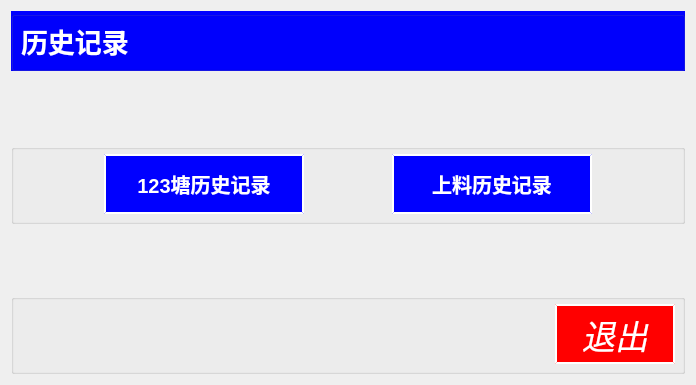
Before: the Qt Designer form chengyi_Qt4linux/form_history.ui in wsh01/batch-feeder, drawn with Qt 5.
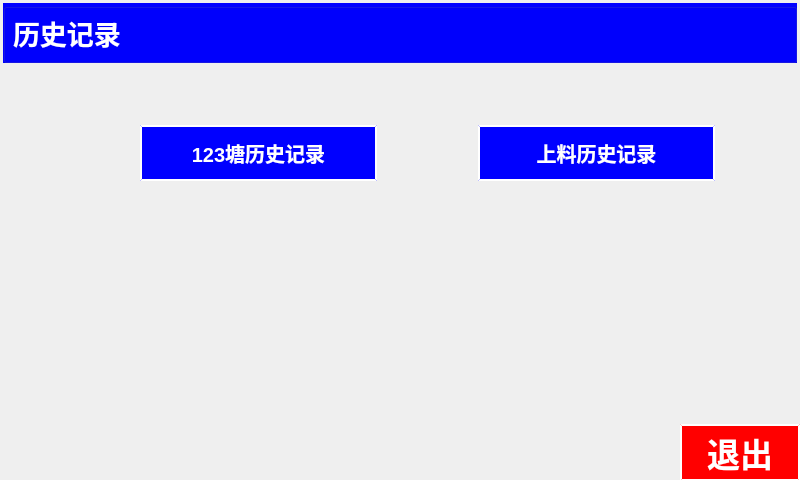
After: the same form once the commit is applied. Custom widgets are drawn as their Qt base class.

```diff
--- a/chengyi_Qt4linux/form_history.ui
+++ b/chengyi_Qt4linux/form_history.ui
@@ -6,8 +6,8 @@
    <rect>
     <x>0</x>
     <y>0</y>
-    <width>696</width>
-    <height>385</height>
+    <width>800</width>
+    <height>480</height>
    </rect>
   </property>
   <property name="font">
@@ -22,9 +22,15 @@
   <property name="styleSheet">
    <string notr="true"/>
   </property>
-  <layout class="QGridLayout" name="gridLayout_4">
-   <item row="0" column="0">
     <widget class="QGroupBox" name="groupBox">
+   <property name="geometry">
+    <rect>
+     <x>3</x>
+     <y>3</y>
+     <width>794</width>
+     <height>60</height>
+    </rect>
+   </property>
      <property name="styleSheet">
       <string notr="true">QGroupBox{ background-color:rgb(0, 0, 255);} 
 QGroupBox{ margin-top:0px;}
@@ -85,198 +91,33 @@
       </item>
      </layout>
     </widget>
-   </item>
-   <item row="1" column="0">
-    <spacer name="verticalSpacer">
-     <property name="orientation">
-      <enum>Qt::Vertical</enum>
-     </property>
-     <property name="sizeHint" stdset="0">
-      <size>
-       <width>20</width>
-       <height>68</height>
-      </size>
-     </property>
-    </spacer>
-   </item>
-   <item row="2" column="0">
-    <widget class="QGroupBox" name="groupBox_2">
-     <property name="styleSheet">
-      <string notr="true">QGroupBox{ margin-top:0px;}
-QGroupBox:title {margin-top: 0px;}</string>
-     </property>
-     <property name="title">
-      <string/>
-     </property>
-     <layout class="QGridLayout" name="gridLayout_2">
-      <item row="0" column="0">
-       <spacer name="horizontalSpacer_4">
-        <property name="orientation">
-         <enum>Qt::Horizontal</enum>
-        </property>
-        <property name="sizeHint" stdset="0">
-         <size>
-          <width>111</width>
-          <height>20</height>
-         </size>
-        </property>
-       </spacer>
-      </item>
-      <item row="0" column="1">
-       <widget class="QPushButton" name="btn_History2">
-        <property name="minimumSize">
-         <size>
-          <width>200</width>
-          <height>60</height>
-         </size>
-        </property>
-        <property name="maximumSize">
-         <size>
-          <width>200</width>
-          <height>60</height>
-         </size>
-        </property>
-        <property name="font">
-         <font>
-          <pointsize>15</pointsize>
-          <weight>75</weight>
-          <italic>false</italic>
-          <bold>true</bold>
-         </font>
-        </property>
-        <property name="styleSheet">
-         <string notr="true">QPushButton { background-color:rgb(0, 0, 255);} 
-QPushButton:hover { background-color: rgb(100, 0, 255); }
-QPushButton {color:rgb(255, 255, 255);
-                             border-style: outset;
-                           	border-width: 2px;
-	                         border-color: white;}
-</string>
-        </property>
-        <property name="text">
-         <string>123塘历史记录</string>
-        </property>
-       </widget>
-      </item>
-      <item row="0" column="2">
-       <spacer name="horizontalSpacer_3">
-        <property name="orientation">
-         <enum>Qt::Horizontal</enum>
-        </property>
-        <property name="sizeHint" stdset="0">
-         <size>
-          <width>111</width>
-          <height>20</height>
-         </size>
-        </property>
-       </spacer>
-      </item>
-      <item row="0" column="3">
-       <widget class="QPushButton" name="btn_History3">
-        <property name="minimumSize">
-         <size>
-          <width>200</width>
-          <height>60</height>
-         </size>
-        </property>
-        <property name="maximumSize">
-         <size>
-          <width>200</width>
-          <height>60</height>
-         </size>
-        </property>
-        <property name="font">
-         <font>
-          <pointsize>15</pointsize>
-          <weight>75</weight>
-          <italic>false</italic>
-          <bold>true</bold>
-         </font>
-        </property>
-        <property name="styleSheet">
-         <string notr="true">QPushButton { background-color:rgb(0, 0, 255);} 
-QPushButton:hover { background-color: rgb(100, 0, 255); }
-QPushButton {color:rgb(255, 255, 255);
-                             border-style: outset;
-                           	border-width: 2px;
-	                         border-color: white;}
-</string>
-        </property>
-        <property name="text">
-         <string>上料历史记录</string>
-        </property>
-       </widget>
-      </item>
-      <item row="0" column="4">
-       <spacer name="horizontalSpacer_5">
-        <property name="orientation">
-         <enum>Qt::Horizontal</enum>
-        </property>
-        <property name="sizeHint" stdset="0">
-         <size>
-          <width>111</width>
-          <height>20</height>
-         </size>
-        </property>
-       </spacer>
-      </item>
-     </layout>
-    </widget>
-   </item>
-   <item row="3" column="0">
-    <spacer name="verticalSpacer_2">
-     <property name="orientation">
-      <enum>Qt::Vertical</enum>
-     </property>
-     <property name="sizeHint" stdset="0">
-      <size>
-       <width>17</width>
-       <height>64</height>
-      </size>
-     </property>
-    </spacer>
-   </item>
-   <item row="4" column="0">
-    <widget class="QGroupBox" name="groupBox_3">
-     <property name="styleSheet">
-      <string notr="true">QGroupBox{ margin-top:0px;}
-QGroupBox:title {margin-top: 0px;}</string>
-     </property>
-     <property name="title">
-      <string/>
-     </property>
-     <layout class="QGridLayout" name="gridLayout_3">
-      <item row="0" column="0">
-       <spacer name="horizontalSpacer_2">
-        <property name="orientation">
-         <enum>Qt::Horizontal</enum>
-        </property>
-        <property name="sizeHint" stdset="0">
-         <size>
-          <width>562</width>
-          <height>20</height>
-         </size>
-        </property>
-       </spacer>
-      </item>
-      <item row="0" column="1">
        <widget class="QPushButton" name="btn_Quit">
+   <property name="geometry">
+    <rect>
+     <x>680</x>
+     <y>424</y>
+     <width>120</width>
+     <height>57</height>
+    </rect>
+   </property>
         <property name="minimumSize">
          <size>
           <width>120</width>
-          <height>60</height>
+     <height>57</height>
          </size>
         </property>
         <property name="maximumSize">
          <size>
           <width>120</width>
-          <height>60</height>
+     <height>57</height>
          </size>
         </property>
         <property name="font">
          <font>
           <pointsize>25</pointsize>
-          <italic>true</italic>
+     <weight>75</weight>
+     <italic>false</italic>
+     <bold>true</bold>
          </font>
         </property>
         <property name="styleSheet">
@@ -292,11 +133,90 @@
          <string>退出</string>
         </property>
        </widget>
-      </item>
-     </layout>
-    </widget>
-   </item>
-  </layout>
+  <widget class="QPushButton" name="btn_History3">
+   <property name="geometry">
+    <rect>
+     <x>478</x>
+     <y>125</y>
+     <width>237</width>
+     <height>56</height>
+    </rect>
+   </property>
+   <property name="minimumSize">
+    <size>
+     <width>237</width>
+     <height>56</height>
+    </size>
+   </property>
+   <property name="maximumSize">
+    <size>
+     <width>237</width>
+     <height>56</height>
+    </size>
+   </property>
+   <property name="font">
+    <font>
+     <pointsize>15</pointsize>
+     <weight>75</weight>
+     <italic>false</italic>
+     <bold>true</bold>
+    </font>
+   </property>
+   <property name="styleSheet">
+    <string notr="true">QPushButton { background-color:rgb(0, 0, 255);} 
+QPushButton:hover { background-color: rgb(100, 0, 255); }
+QPushButton {color:rgb(255, 255, 255);
+                             border-style: outset;
+                           	border-width: 2px;
+	                         border-color: white;}
+</string>
+   </property>
+   <property name="text">
+    <string>上料历史记录</string>
+   </property>
+  </widget>
+  <widget class="QPushButton" name="btn_History2">
+   <property name="geometry">
+    <rect>
+     <x>140</x>
+     <y>125</y>
+     <width>237</width>
+     <height>56</height>
+    </rect>
+   </property>
+   <property name="minimumSize">
+    <size>
+     <width>237</width>
+     <height>56</height>
+    </size>
+   </property>
+   <property name="maximumSize">
+    <size>
+     <width>237</width>
+     <height>56</height>
+    </size>
+   </property>
+   <property name="font">
+    <font>
+     <pointsize>15</pointsize>
+     <weight>75</weight>
+     <italic>false</italic>
+     <bold>true</bold>
+    </font>
+   </property>
+   <property name="styleSheet">
+    <string notr="true">QPushButton { background-color:rgb(0, 0, 255);} 
+QPushButton:hover { background-color: rgb(100, 0, 255); }
+QPushButton {color:rgb(255, 255, 255);
+                             border-style: outset;
+                           	border-width: 2px;
+	                         border-color: white;}
+</string>
+   </property>
+   <property name="text">
+    <string>123塘历史记录</string>
+   </property>
+  </widget>
  </widget>
  <customwidgets>
   <customwidget>
```
Lines whose indentation alone changed are shown as unchanged.
